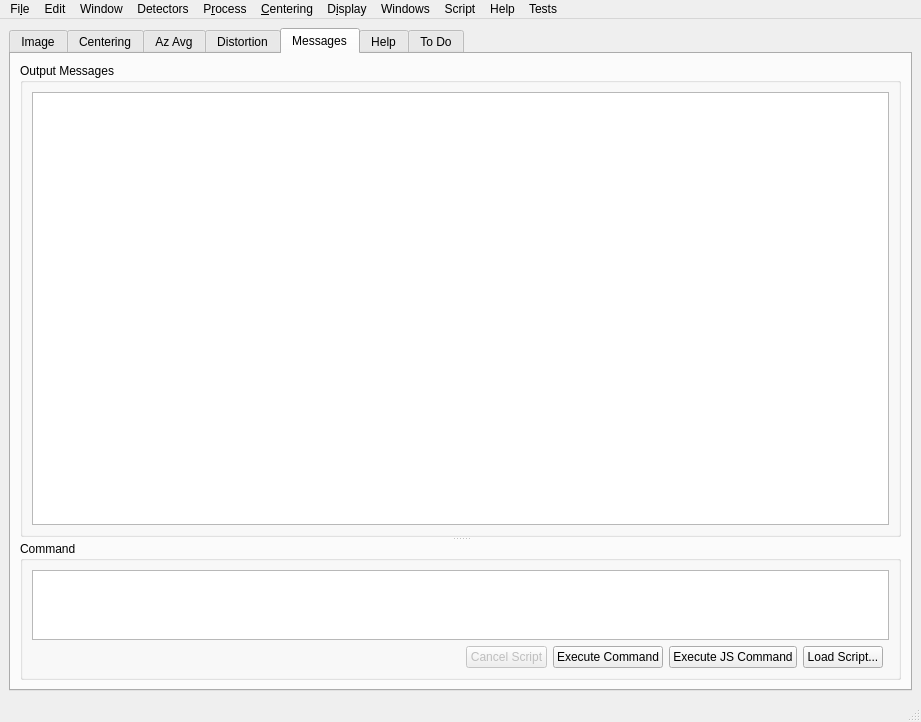
Above: libraries/qxrdlib/qxrdwindow.ui from guyjennings/qxrd before the change. Below: the same form after it.
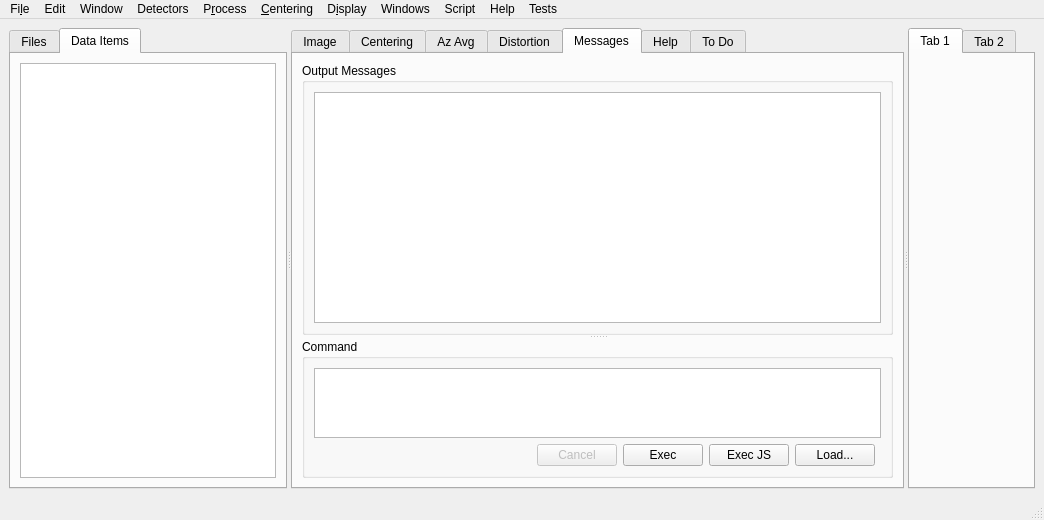
That is the form after the change. The open tabs and pages were chosen to show the change. Icons and pictures are not drawn. Custom widgets are drawn as their Qt base class.

Commit message: Activate file browser and data item browser in QxrdWindow

The edit to the form file:
```diff
--- a/libraries/qxrdlib/qxrdwindow.ui
+++ b/libraries/qxrdlib/qxrdwindow.ui
@@ -6,8 +6,8 @@
    <rect>
     <x>0</x>
     <y>0</y>
-    <width>921</width>
-    <height>722</height>
+    <width>1044</width>
+    <height>520</height>
    </rect>
   </property>
   <property name="windowTitle">
@@ -20,7 +20,54 @@
       <property name="orientation">
        <enum>Qt::Horizontal</enum>
       </property>
-      <widget class="QTabWidget" name="m_DistortionCorrectionPage">
+      <widget class="QTabWidget" name="m_LeftTabs">
+       <property name="currentIndex">
+        <number>0</number>
+       </property>
+       <widget class="QWidget" name="m_FilesTab">
+        <attribute name="title">
+         <string>Files</string>
+        </attribute>
+        <layout class="QGridLayout" name="gridLayout_5">
+         <item row="0" column="0">
+          <widget class="QxrdFileBrowserWidget" name="m_FileBrowserWidget" native="true"/>
+         </item>
+        </layout>
+       </widget>
+       <widget class="QWidget" name="m_DataItemsTab">
+        <attribute name="title">
+         <string>Data Items</string>
+        </attribute>
+        <layout class="QGridLayout" name="gridLayout_6">
+         <item row="0" column="0">
+          <widget class="QcepDatasetBrowserView" name="m_DatasetBrowserView">
+           <property name="acceptDrops">
+            <bool>true</bool>
+           </property>
+           <property name="dragEnabled">
+            <bool>true</bool>
+           </property>
+           <property name="dragDropOverwriteMode">
+            <bool>false</bool>
+           </property>
+           <property name="dragDropMode">
+            <enum>QAbstractItemView::DragDrop</enum>
+           </property>
+           <property name="defaultDropAction">
+            <enum>Qt::TargetMoveAction</enum>
+           </property>
+           <property name="alternatingRowColors">
+            <bool>true</bool>
+           </property>
+           <property name="selectionMode">
+            <enum>QAbstractItemView::ExtendedSelection</enum>
+           </property>
+          </widget>
+         </item>
+        </layout>
+       </widget>
+      </widget>
+      <widget class="QTabWidget" name="m_CentralTabs">
        <property name="sizePolicy">
         <sizepolicy hsizetype="Preferred" vsizetype="Preferred">
          <horstretch>3</horstretch>
@@ -973,7 +1020,7 @@
                 <bool>false</bool>
                </property>
                <property name="text">
-                <string>Cancel Script</string>
+                <string>Cancel</string>
                </property>
               </widget>
              </item>
@@ -993,14 +1040,14 @@
              <item row="1" column="2">
               <widget class="QPushButton" name="m_ExecuteScriptButton">
                <property name="text">
-                <string>Execute Command</string>
+                <string>Exec</string>
                </property>
               </widget>
              </item>
              <item row="1" column="4">
               <widget class="QPushButton" name="m_LoadScriptButton">
                <property name="text">
-                <string>Load Script...</string>
+                <string>Load...</string>
                </property>
               </widget>
              </item>
@@ -1020,7 +1067,7 @@
              <item row="1" column="3">
               <widget class="QPushButton" name="m_ExecuteScriptJSButton">
                <property name="text">
-                <string>Execute JS Command</string>
+                <string>Exec JS</string>
                </property>
               </widget>
              </item>
@@ -1134,6 +1181,18 @@
         </layout>
        </widget>
       </widget>
+      <widget class="QTabWidget" name="m_RightTabs">
+       <widget class="QWidget" name="tab_10">
+        <attribute name="title">
+         <string>Tab 1</string>
+        </attribute>
+       </widget>
+       <widget class="QWidget" name="tab_11">
+        <attribute name="title">
+         <string>Tab 2</string>
+        </attribute>
+       </widget>
+      </widget>
      </widget>
     </item>
    </layout>
@@ -1143,7 +1202,7 @@
     <rect>
      <x>0</x>
      <y>0</y>
-     <width>921</width>
+     <width>1044</width>
      <height>22</height>
     </rect>
    </property>
@@ -2165,6 +2224,17 @@
    <header>qxrddistortioncorrectionplot.h</header>
    <container>1</container>
   </customwidget>
+  <customwidget>
+   <class>QcepDatasetBrowserView</class>
+   <extends>QTreeView</extends>
+   <header>qcepdatasetbrowserview.h</header>
+  </customwidget>
+  <customwidget>
+   <class>QxrdFileBrowserWidget</class>
+   <extends>QWidget</extends>
+   <header>qxrdfilebrowserwidget.h</header>
+   <container>1</container>
+  </customwidget>
  </customwidgets>
  <tabstops>
   <tabstop>m_DistortionCorrectionPage</tabstop>
```
Left out of the diff: 8 changed lines with no effect on the pictures. The commit also changes 4 other files.
